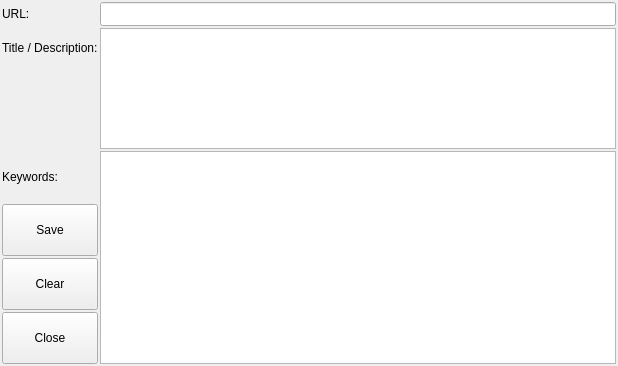
The window that ui/entry-form.ui (berndhs/arado) describes before a commit, drawn with Qt 5.
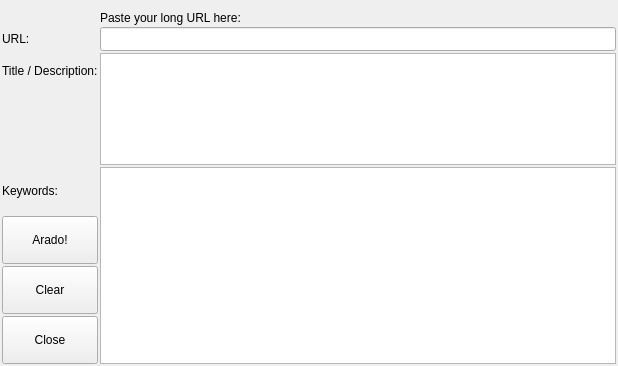
The same window after the commit. Icons and pictures are not drawn.

Commit message: update tooltip and spacer. Arado!

```diff
--- a/ui/entry-form.ui
+++ b/ui/entry-form.ui
@@ -14,7 +14,7 @@
    <string>Url Entry</string>
   </property>
   <layout class="QGridLayout" name="gridLayout">
-   <item row="0" column="0">
+   <item row="2" column="0">
     <widget class="QLabel" name="label">
      <property name="toolTip">
       <string>Enter any URL.</string>
@@ -24,7 +24,7 @@
      </property>
     </widget>
    </item>
-   <item row="0" column="1">
+   <item row="2" column="2">
     <widget class="QLineEdit" name="urlEdit">
      <property name="sizePolicy">
       <sizepolicy hsizetype="Expanding" vsizetype="Fixed">
@@ -40,7 +40,7 @@
      </property>
     </widget>
    </item>
-   <item row="1" column="0">
+   <item row="3" column="0">
     <widget class="QLabel" name="label_2">
      <property name="toolTip">
       <string>Enter the title or description of the URL.</string>
@@ -50,7 +50,7 @@
      </property>
     </widget>
    </item>
-   <item row="1" column="1" rowspan="3">
+   <item row="3" column="2" rowspan="3">
     <widget class="QPlainTextEdit" name="descEdit">
      <property name="sizePolicy">
       <sizepolicy hsizetype="Expanding" vsizetype="Expanding">
@@ -60,7 +60,7 @@
      </property>
     </widget>
    </item>
-   <item row="4" column="1" rowspan="4">
+   <item row="6" column="2" rowspan="4">
     <widget class="QPlainTextEdit" name="keyEdit">
      <property name="sizePolicy">
       <sizepolicy hsizetype="Expanding" vsizetype="Expanding">
@@ -73,7 +73,7 @@
      </property>
     </widget>
    </item>
-   <item row="7" column="0">
+   <item row="9" column="0">
     <widget class="QPushButton" name="doneButton">
      <property name="sizePolicy">
       <sizepolicy hsizetype="Minimum" vsizetype="Expanding">
@@ -100,6 +100,49 @@
     </widget>
    </item>
    <item row="6" column="0">
+    <widget class="QLabel" name="label_3">
+     <property name="toolTip">
+      <string>Enter some keywords for the URL.</string>
+     </property>
+     <property name="text">
+      <string>Keywords:</string>
+     </property>
+    </widget>
+   </item>
+   <item row="1" column="2">
+    <widget class="QLabel" name="label_4">
+     <property name="text">
+      <string>Paste your long URL here:</string>
+     </property>
+    </widget>
+   </item>
+   <item row="7" column="0">
+    <widget class="QPushButton" name="saveButton">
+     <property name="sizePolicy">
+      <sizepolicy hsizetype="Minimum" vsizetype="Expanding">
+       <horstretch>0</horstretch>
+       <verstretch>10</verstretch>
+      </sizepolicy>
+     </property>
+     <property name="toolTip">
+      <string>Save the added data to Arado!</string>
+     </property>
+     <property name="text">
+      <string>Arado!</string>
+     </property>
+     <property name="icon">
+      <iconset resource="../arado.qrc">
+       <normaloff>:/images/filesaveas.png</normaloff>:/images/filesaveas.png</iconset>
+     </property>
+     <property name="iconSize">
+      <size>
+       <width>24</width>
+       <height>24</height>
+      </size>
+     </property>
+    </widget>
+   </item>
+   <item row="8" column="0">
     <widget class="QPushButton" name="cancelButton">
      <property name="sizePolicy">
       <sizepolicy hsizetype="Minimum" vsizetype="Expanding">
@@ -107,6 +150,12 @@
        <verstretch>10</verstretch>
       </sizepolicy>
      </property>
+     <property name="minimumSize">
+      <size>
+       <width>0</width>
+       <height>38</height>
+      </size>
+     </property>
      <property name="toolTip">
       <string>Clear the form.</string>
      </property>
@@ -125,41 +174,18 @@
      </property>
     </widget>
    </item>
-   <item row="5" column="0">
-    <widget class="QPushButton" name="saveButton">
-     <property name="sizePolicy">
-      <sizepolicy hsizetype="Minimum" vsizetype="Expanding">
-       <horstretch>0</horstretch>
-       <verstretch>10</verstretch>
-      </sizepolicy>
+   <item row="0" column="2">
+    <spacer name="verticalSpacer">
+     <property name="orientation">
+      <enum>Qt::Vertical</enum>
      </property>
-     <property name="toolTip">
-      <string>Save the added Data.</string>
-     </property>
-     <property name="text">
-      <string>Save</string>
-     </property>
-     <property name="icon">
-      <iconset resource="../arado.qrc">
-       <normaloff>:/images/filesaveas.png</normaloff>:/images/filesaveas.png</iconset>
-     </property>
-     <property name="iconSize">
+     <property name="sizeHint" stdset="0">
       <size>
-       <width>24</width>
-       <height>24</height>
+       <width>20</width>
+       <height>9</height>
       </size>
      </property>
-    </widget>
-   </item>
-   <item row="4" column="0">
-    <widget class="QLabel" name="label_3">
-     <property name="toolTip">
-      <string>Enter some keywords for the URL.</string>
-     </property>
-     <property name="text">
-      <string>Keywords:</string>
-     </property>
-    </widget>
+    </spacer>
    </item>
   </layout>
  </widget>
```
Left out of the diff: 2 changed lines with no effect on the pictures.
